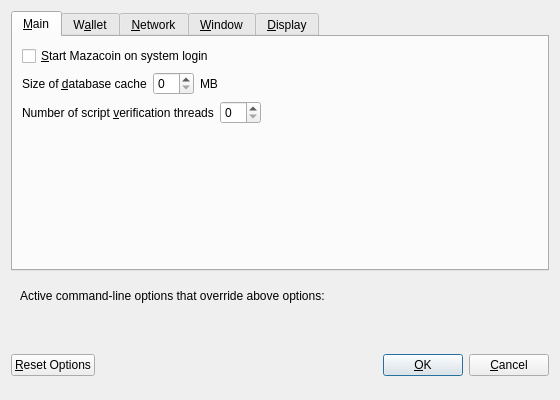
Above: src/qt/forms/optionsdialog.ui from raylwin1997/maza before the change. Below: the same form after it.
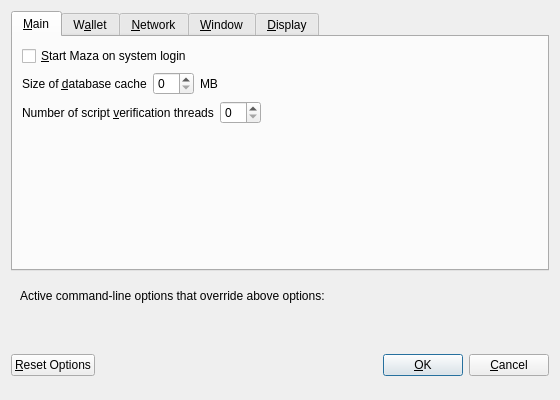
That is the form after the change. Custom widgets are drawn as their Qt base class.

Commit message: Update icons and rename Mazacoin to MAZA

Patch:
```diff
--- a/src/qt/forms/optionsdialog.ui
+++ b/src/qt/forms/optionsdialog.ui
@@ -33,7 +33,7 @@
           <string>Automatically start Mazacoin after logging in to the system.</string>
          </property>
          <property name="text">
-          <string>&amp;Start Mazacoin on system login</string>
+          <string>&amp;Start Maza on system login</string>
          </property>
         </widget>
        </item>
```
Left out of the diff: 8 changed lines with no effect on the pictures. The commit also changes 103 other files.
